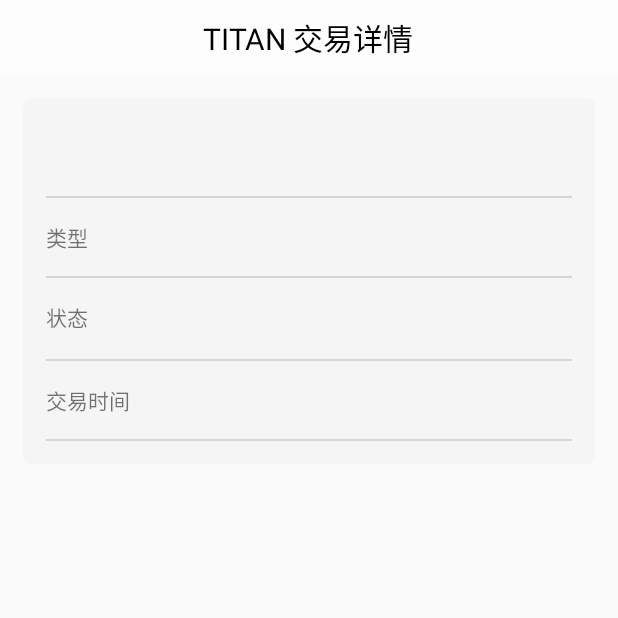
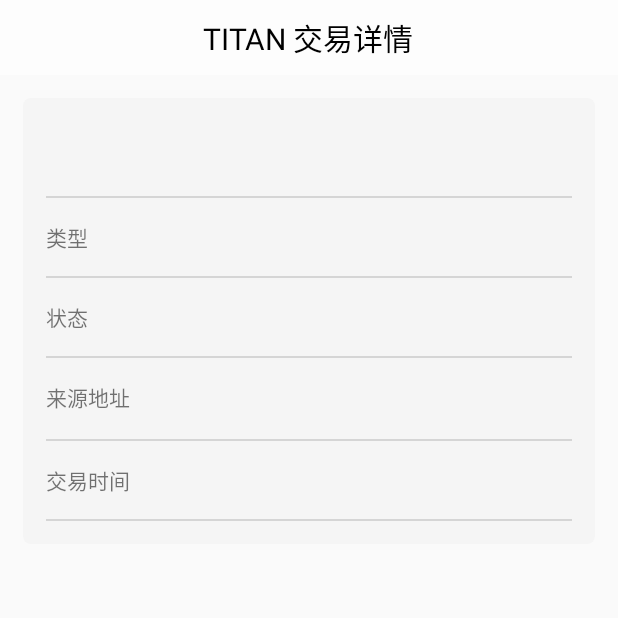
Before and after one commit to liyixaing/NewTiTanasd, an Android app: the AssetTitanDetailActivity screen opened directly, with no data from a screen before it, on a phone screen of 412 x 824 dp, the top half of it. Run offline under Robolectric (Android 15) with nearby library versions, the phone set to English and light mode, and no system bars; our stand-ins replace ButterKnife; libraries missing offline, so code that uses them is left out: com.jaeger.library; 15 statements that could not run were skipped.

Commit message:
添加充币来源地址

```diff
--- a/app/src/main/res/layout/activity_asset_titan_detail.xml
+++ b/app/src/main/res/layout/activity_asset_titan_detail.xml
@@ -81,7 +81,31 @@
                 <TextView
                     android:id="@+id/tv_titan_state"
                     android:layout_width="0dp"
+                    android:layout_height="wrap_content"
+                    android:layout_weight="1"
+                    android:gravity="right"
+                    android:textColor="#182146" />
+            </LinearLayout>
+            <View
+                android:layout_width="match_parent"
+                android:layout_height="1dp"
+                android:layout_marginTop="@dimen/dp_15"
+                android:background="@color/line_gray2" />
 
+            <LinearLayout
+                android:layout_width="match_parent"
+                android:layout_height="wrap_content"
+                android:layout_marginTop="@dimen/dp_15">
+
+                <TextView
+
+                    android:layout_width="wrap_content"
+                    android:layout_height="wrap_content"
+                    android:text="@string/source_address" />
+
+                <TextView
+                    android:id="@+id/tv_ource_address"
+                    android:layout_width="0dp"
                     android:layout_height="wrap_content"
                     android:layout_weight="1"
                     android:gravity="right"
--- a/app/src/main/res/values/strings.xml
+++ b/app/src/main/res/values/strings.xml
@@ -78,6 +78,7 @@
     <string name="please_ed">请输入</string>
     <string name="billing_records">账单记录</string>
     <string name="status">状态</string>
+    <string name="source_address">来源地址</string>
     <string name="address">提币地址</string>
     <string name="label">提币标签</string>
     <string name="screen">筛选</string>
```
Also changed, not shown: app/src/main/java/lanjing/com/titan/activity/WalletListActivity.java (+6 -6 lines), 1 other file.
